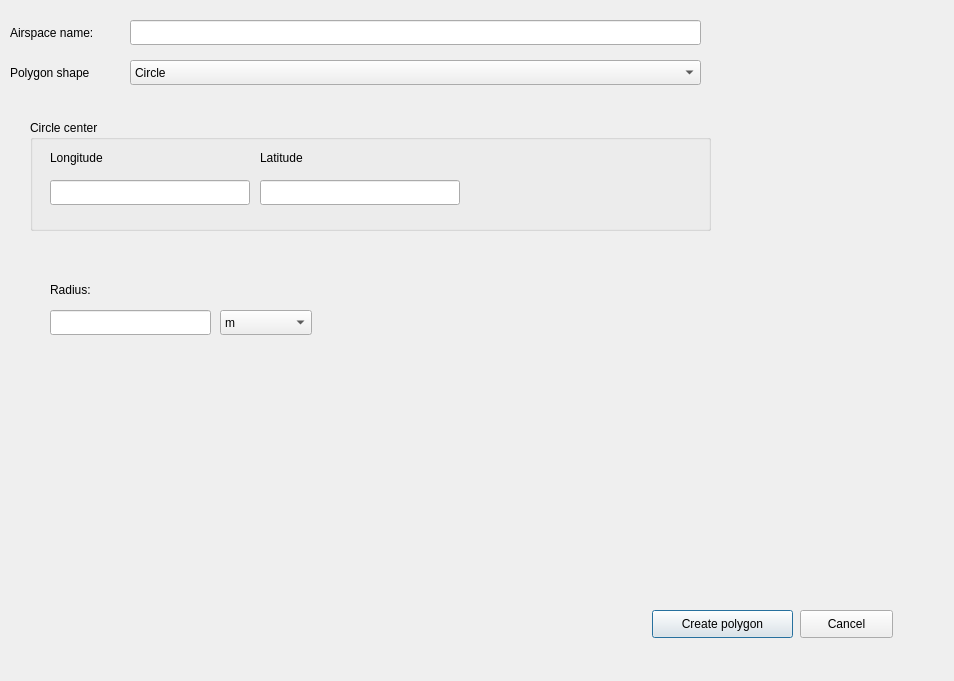
Old version of the form airspace_geometry_builder/airspace_geometry_builder_dialog_base.ui in the repository strpaw/qgis3-airspace-geometry-builder.
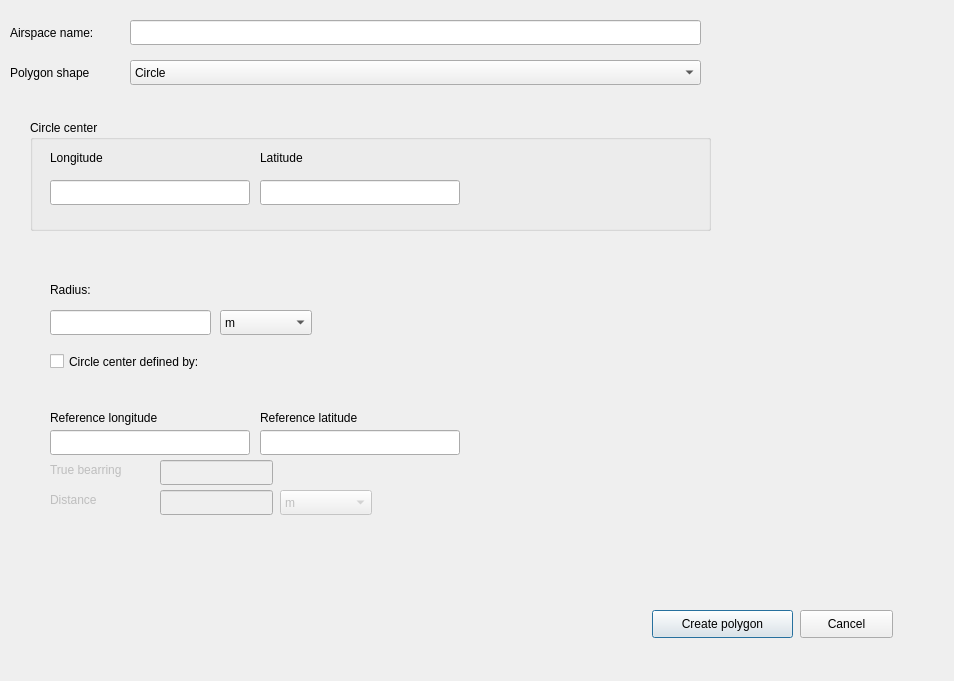
New version of the form.

Commit message: Add GUI circle center defined by true bearing, distance

Diff of the .ui file:
```diff
--- a/airspace_geometry_builder/airspace_geometry_builder_dialog_base.ui
+++ b/airspace_geometry_builder/airspace_geometry_builder_dialog_base.ui
@@ -233,6 +233,161 @@
         <string>Radius:</string>
        </property>
       </widget>
+      <widget class="QCheckBox" name="checkBoxCircleCircleCenterOffset">
+       <property name="geometry">
+        <rect>
+         <x>20</x>
+         <y>80</y>
+         <width>211</width>
+         <height>23</height>
+        </rect>
+       </property>
+       <property name="text">
+        <string>Circle center defined by:</string>
+       </property>
+      </widget>
+      <widget class="QLineEdit" name="lineEditCircleCenterOffsetDistance">
+       <property name="enabled">
+        <bool>false</bool>
+       </property>
+       <property name="geometry">
+        <rect>
+         <x>130</x>
+         <y>220</y>
+         <width>113</width>
+         <height>25</height>
+        </rect>
+       </property>
+      </widget>
+      <widget class="QLabel" name="labelCircleCenterOffsetTrueBearing">
+       <property name="enabled">
+        <bool>false</bool>
+       </property>
+       <property name="geometry">
+        <rect>
+         <x>20</x>
+         <y>190</y>
+         <width>91</width>
+         <height>19</height>
+        </rect>
+       </property>
+       <property name="text">
+        <string>True bearring</string>
+       </property>
+      </widget>
+      <widget class="QLineEdit" name="lineEditCircleCenterOffsetTrueBearing">
+       <property name="enabled">
+        <bool>false</bool>
+       </property>
+       <property name="geometry">
+        <rect>
+         <x>130</x>
+         <y>190</y>
+         <width>113</width>
+         <height>25</height>
+        </rect>
+       </property>
+      </widget>
+      <widget class="QLabel" name="labelCircleCenterOffsetDistance">
+       <property name="enabled">
+        <bool>false</bool>
+       </property>
+       <property name="geometry">
+        <rect>
+         <x>20</x>
+         <y>220</y>
+         <width>68</width>
+         <height>19</height>
+        </rect>
+       </property>
+       <property name="text">
+        <string>Distance</string>
+       </property>
+      </widget>
+      <widget class="QComboBox" name="comboBoxCircleCenterOffsetDistanceUOM">
+       <property name="enabled">
+        <bool>false</bool>
+       </property>
+       <property name="geometry">
+        <rect>
+         <x>250</x>
+         <y>220</y>
+         <width>92</width>
+         <height>25</height>
+        </rect>
+       </property>
+       <item>
+        <property name="text">
+         <string>m</string>
+        </property>
+       </item>
+       <item>
+        <property name="text">
+         <string>km</string>
+        </property>
+       </item>
+       <item>
+        <property name="text">
+         <string>NM</string>
+        </property>
+       </item>
+       <item>
+        <property name="text">
+         <string>ft</string>
+        </property>
+       </item>
+       <item>
+        <property name="text">
+         <string>SM</string>
+        </property>
+       </item>
+      </widget>
+      <widget class="QLineEdit" name="lineEditCircleCenterOffsetLatitude">
+       <property name="geometry">
+        <rect>
+         <x>230</x>
+         <y>160</y>
+         <width>200</width>
+         <height>25</height>
+        </rect>
+       </property>
+      </widget>
+      <widget class="QLineEdit" name="lineEditCircleCenterOffsetLongitude">
+       <property name="geometry">
+        <rect>
+         <x>20</x>
+         <y>160</y>
+         <width>200</width>
+         <height>25</height>
+        </rect>
+       </property>
+      </widget>
+      <widget class="QLabel" name="labelCircleCenterOffsetLongitude">
+       <property name="geometry">
+        <rect>
+         <x>20</x>
+         <y>140</y>
+         <width>141</width>
+         <height>16</height>
+        </rect>
+       </property>
+       <property name="text">
+        <string>Reference longitude</string>
+       </property>
+      </widget>
+      <widget class="QLabel" name="labelCircleCenterOffsetLatitude">
+       <property name="geometry">
+        <rect>
+         <x>230</x>
+         <y>140</y>
+         <width>121</width>
+         <height>16</height>
+        </rect>
+       </property>
+       <property name="text">
+        <string>Reference latitude</string>
+       </property>
+      </widget>
      </widget>
     </widget>
    </widget>
```
Left out of the diff: 2 changed lines with no effect on the pictures.
